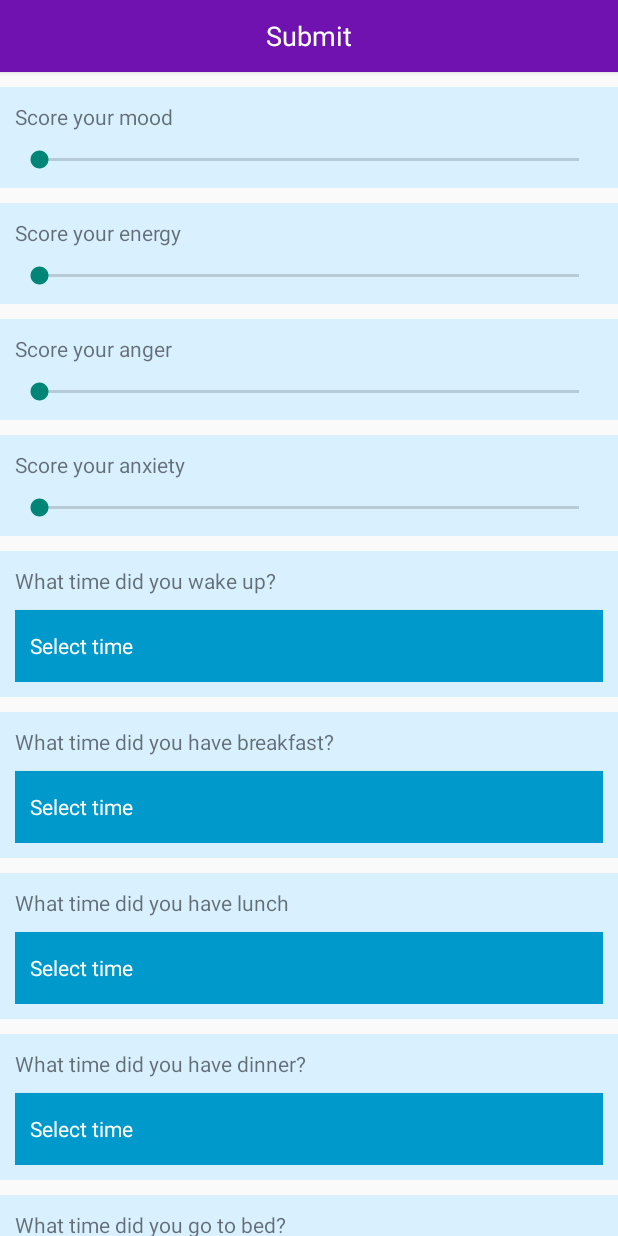
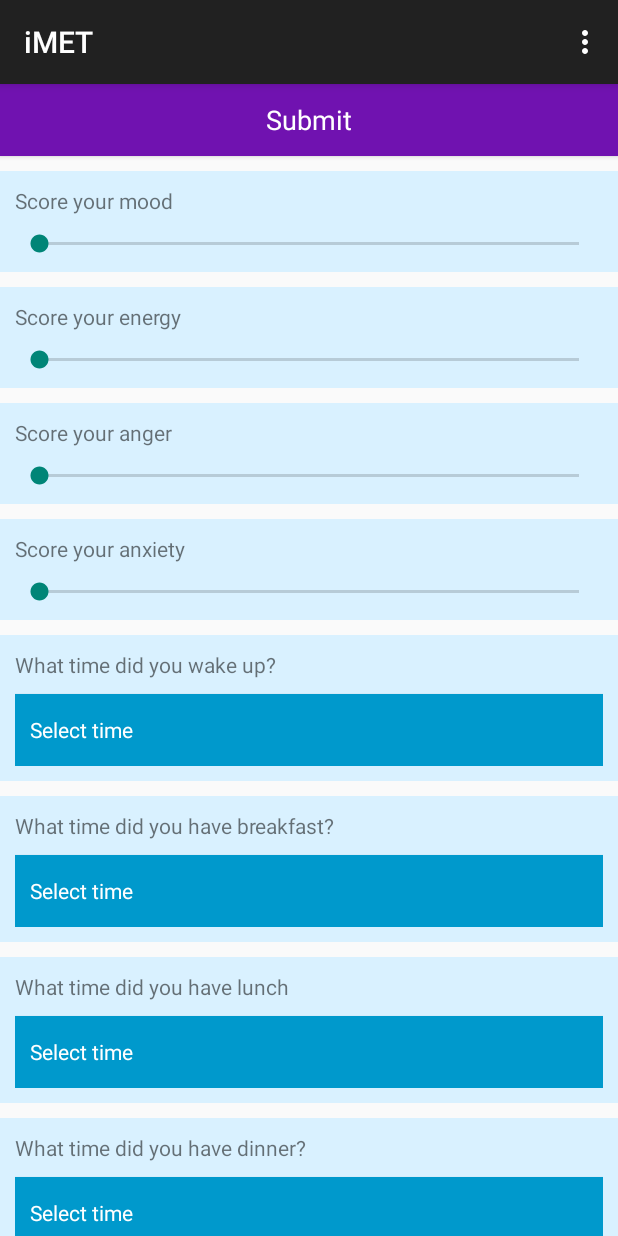
Before and after one commit to sapphirew/iMET, an Android app: the screen it shows after launch (QuestionActivity), after a tap on "Submit", on a phone screen of 412 x 824 dp. Run offline under Robolectric (Android 15) with nearby library versions, the phone set to English and light mode, and no system bars.

Commit message:
save answer and time into database & hide answered ones

```diff
--- a/app/src/main/AndroidManifest.xml
+++ b/app/src/main/AndroidManifest.xml
@@ -7,7 +7,7 @@
         android:icon="@mipmap/ic_launcher"
         android:label="@string/app_name"
         android:supportsRtl="true"
-        android:theme="@style/QuestionTheme">
+        android:theme="@style/Base.Theme.AppCompat.Light.DarkActionBar">
         <activity
             android:name=".MainActivity"
             android:label="@string/app_name"
@@ -20,7 +20,8 @@
              <!--<category android:name="android.intent.category.LAUNCHER" />-->
              <!--</intent-filter>-->
         </activity>
-        <activity android:name=".questions.QuestionActivity">
+        <activity
+            android:name=".questions.QuestionActivity">
             <intent-filter>
                 <action android:name="android.intent.action.MAIN" />
 
--- /dev/null
+++ b/app/src/main/java/com/example/wanghao/imet/AnswerDAO.java
@@ -0,0 +1,87 @@
+package com.example.wanghao.imet;
+
+import android.content.ContentValues;
+import android.content.Context;
+import android.database.Cursor;
+import android.database.sqlite.SQLiteDatabase;
+
+/**
+ * Created by wanghao on 10/6/16.
+ */
+
+public class AnswerDAO {
+    private static DbHelper mDbHelper;
+
+    public static long saveAnswer(Context context, int userId, int questionId, int answer, String date,
+                                  long time) {
+        mDbHelper = new DbHelper(context);
+        // Gets the data repository in write mode
+        SQLiteDatabase db = mDbHelper.getWritableDatabase();
+
+        // Create a new map of values, where column names are the keys
+        ContentValues values = new ContentValues();
+        values.put(DbHelper.FeedEntry.COLUMN_NAME_TITLE, userId);
+        values.put(DbHelper.FeedEntry.COLUMN_NAME_SUBTITLE, questionId);
+        values.put(DbHelper.FeedEntry.COLUMN_NAME_SUBTITLE1, answer);
+        values.put(DbHelper.FeedEntry.COLUMN_NAME_SUBTITLE2, date);
+        values.put(DbHelper.FeedEntry.COLUMN_NAME_SUBTITLE3, time);
+
+        // Insert the new row, returning the primary key value of the new row
+        long newRowId = db.insert(DbHelper.FeedEntry.TABLE_NAME, null, values);
+        return newRowId;
+    }
+
+    public static long saveTime(Context context, int userId, int questionId, String answer, String time) {
+        mDbHelper = new DbHelper(context);
+        // Gets the data repository in write mode
+        SQLiteDatabase db = mDbHelper.getWritableDatabase();
+
+        // Create a new map of values, where column names are the keys
+        ContentValues values = new ContentValues();
+        values.put(DbHelper.TimeEntry.COLUMN_NAME_USERID, userId);
+        values.put(DbHelper.TimeEntry.COLUMN_NAME_QUESTIONID, questionId);
+        values.put(DbHelper.TimeEntry.COLUMN_NAME_ANSWER, answer);
+        values.put(DbHelper.TimeEntry.COLUMN_NAME_TIME, time);
+
+        // Insert the new row, returning the primary key value of the new row
+        long newRowId = db.insert(DbHelper.TimeEntry.TABLE_NAME, null, values);
+        return newRowId;
+    }
+
+    public static String getTime(Context context, int userId, int questionId) {
+        mDbHelper = new DbHelper(context);
+
+        SQLiteDatabase db = mDbHelper.getReadableDatabase();
+
+        // Define a projection that specifies which columns from the database
+        // you will actually use after this query.
+        String[] projection = {
+                DbHelper.TimeEntry._ID,
+                DbHelper.TimeEntry.COLUMN_NAME_TIME,
+        };
+
+        // Filter results
+        String selection = DbHelper.TimeEntry.COLUMN_NAME_USERID + " = ? and " + DbHelper.TimeEntry.COLUMN_NAME_QUESTIONID
+                + " = ?";
+        String[] selectionArgs = { String.valueOf(userId), String.valueOf(questionId) };
+
+        // How you want the results sorted in the resulting Cursor
+        String sortOrder =
+                DbHelper.TimeEntry._ID + " DESC";
+
+        Cursor c = db.query(
+                DbHelper.TimeEntry.TABLE_NAME,            // The table to query
+                projection,                               // The columns to return
+                selection,                                // The columns for the WHERE clause
+                selectionArgs,                            // The values for the WHERE clause
+                null,                                     // don't group the rows
+                null,                                     // don't filter by row groups
+                sortOrder                                 // The sort order
+        );
+        if (c != null && c.getCount() > 0) {
+            c.moveToFirst();
+            return c.getString(1);
+        }
+        else return "";
+    }
+}
--- /dev/null
+++ b/app/src/main/java/com/example/wanghao/imet/DbHelper.java
@@ -0,0 +1,77 @@
+package com.example.wanghao.imet;
+
+import android.content.Context;
+import android.database.sqlite.SQLiteDatabase;
+import android.database.sqlite.SQLiteOpenHelper;
+import android.provider.BaseColumns;
+
+/**
+ * Created by wanghao on 10/6/16.
+ */
+
+public class DbHelper extends SQLiteOpenHelper {
+
+    public static class FeedEntry implements BaseColumns {
+        public static final String TABLE_NAME = "answer";
+        public static final String COLUMN_NAME_TITLE = "userId";
+        public static final String COLUMN_NAME_SUBTITLE = "questionId";
+        public static final String COLUMN_NAME_SUBTITLE1 = "answer";
+        public static final String COLUMN_NAME_SUBTITLE2 = "date";
+        public static final String COLUMN_NAME_SUBTITLE3 = "time";
+    }
+
+    public static class TimeEntry implements BaseColumns {
+        public static final String TABLE_NAME = "time";
+        public static final String COLUMN_NAME_USERID= "userId";
+        public static final String COLUMN_NAME_QUESTIONID = "questionId";
+        public static final String COLUMN_NAME_ANSWER = "answer";
+        public static final String COLUMN_NAME_TIME = "time";
+    }
+
+
+    // If you change the database schema, you must increment the database version.
+    public static final int DATABASE_VERSION = 4;
+    public static final String DATABASE_NAME = "FeedReader.db";
+
+    private static final String TEXT_TYPE = " TEXT";
+    private static final String LONG_TYPE = " LONG";
+    private static final String INT_TYPE = " INTEGER";
+    private static final String COMMA_SEP = ",";
+    private static final String SQL_CREATE_ENTRIES =
+            "CREATE TABLE " + FeedEntry.TABLE_NAME + " (" +
+                    FeedEntry._ID + " INTEGER PRIMARY KEY," +
+                    FeedEntry.COLUMN_NAME_TITLE + INT_TYPE + COMMA_SEP +
+                    FeedEntry.COLUMN_NAME_SUBTITLE + INT_TYPE + COMMA_SEP +
+                    FeedEntry.COLUMN_NAME_SUBTITLE1 + INT_TYPE + COMMA_SEP +
+                    FeedEntry.COLUMN_NAME_SUBTITLE2 + TEXT_TYPE + COMMA_SEP +
+                    FeedEntry.COLUMN_NAME_SUBTITLE3 + LONG_TYPE + " )";
+    private static final String SQL_CREATE_TIME_TABLE =
+            "CREATE TABLE " + TimeEntry.TABLE_NAME + " (" +
+                    TimeEntry._ID + " INTEGER PRIMARY KEY," +
+                    TimeEntry.COLUMN_NAME_USERID + INT_TYPE + COMMA_SEP +
+                    TimeEntry.COLUMN_NAME_QUESTIONID + INT_TYPE + COMMA_SEP +
+                    TimeEntry.COLUMN_NAME_ANSWER + TEXT_TYPE + COMMA_SEP +
+                    TimeEntry.COLUMN_NAME_TIME + TEXT_TYPE + " )";
+    private static final String SQL_DELETE_ENTRIES =
+            "DROP TABLE IF EXISTS " + FeedEntry.TABLE_NAME;
+    private static final String SQL_DELETE_TIME_TABLE =
+            "DROP TABLE IF EXISTS " + TimeEntry.TABLE_NAME;
+
+    public DbHelper(Context context) {
+        super(context, DATABASE_NAME, null, DATABASE_VERSION);
+    }
+    public void onCreate(SQLiteDatabase db) {
+        db.execSQL(SQL_CREATE_ENTRIES);
+        db.execSQL(SQL_CREATE_TIME_TABLE);
+    }
+    public void onUpgrade(SQLiteDatabase db, int oldVersion, int newVersion) {
+        // This database is only a cache for online data, so its upgrade policy is
+        // to simply to discard the data and start over
+        db.execSQL(SQL_DELETE_ENTRIES);
+        db.execSQL(SQL_DELETE_TIME_TABLE);
+        onCreate(db);
+    }
+    public void onDowngrade(SQLiteDatabase db, int oldVersion, int newVersion) {
+        onUpgrade(db, oldVersion, newVersion);
+    }
+}
--- a/app/src/main/java/com/example/wanghao/imet/questions/QuestionActivity.java
+++ b/app/src/main/java/com/example/wanghao/imet/questions/QuestionActivity.java
@@ -1,20 +1,32 @@
 package com.example.wanghao.imet.questions;
 
 import android.app.DialogFragment;
+import android.content.Intent;
 import android.os.Bundle;
-import android.support.v4.app.FragmentActivity;
+import android.support.v7.app.ActionBarActivity;
+import android.view.Menu;
+import android.view.MenuItem;
 import android.view.View;
 import android.widget.Button;
+import android.widget.LinearLayout;
 import android.widget.SeekBar;
 import android.widget.TextView;
 
+import com.example.wanghao.imet.AnswerDAO;
 import com.example.wanghao.imet.R;
 
+import java.text.SimpleDateFormat;
 import java.util.ArrayList;
+import java.util.Date;
 
-public class QuestionActivity extends FragmentActivity {
+public class QuestionActivity extends ActionBarActivity {
 
     private boolean atLeastOneSelected = false;
+    private int userId = -1;
+    private ArrayList<SeekBar> seekBars;
+    private ArrayList<TextView> textViews;
+    private ArrayList<Button> buttons;
+
     @Override
     protected void onCreate(Bundle savedInstanceState) {
         super.onCreate(savedInstanceState);
@@ -22,27 +34,89 @@ public class QuestionActivity extends FragmentActivity {
 
         setSeekBarsListeners();
 
+        addButtons();
+
+        String todayDate = getCurrentTimeStamp().split("_")[0];
+        System.out.println("todayDate: " + todayDate);
+        for (int i = 0; i < buttons.size(); i++) {
+            String savedTime = AnswerDAO.getTime(this, userId, i);
+            String savedDate = savedTime.split("_")[0];
+            System.out.println(i + " savedDate: " + savedDate);
+            if (savedDate.equals(todayDate)) {
+                ((LinearLayout)buttons.get(i).getParent()).setVisibility(View.GONE);
+            }
+        }
+
         Button submitButton = (Button) findViewById(R.id.submitQuestionButton);
         submitButton.setOnClickListener(new SubmitButtonOnClickListener());
 
     }
 
+    @Override
+    public boolean onCreateOptionsMenu(Menu menu) {
+        // Inflate the menu; this adds items to the action bar if it is present.
+        getMenuInflater().inflate(R.menu.menu_main, menu);
+        return true;
+    }
+
+    @Override
+    public boolean onOptionsItemSelected(MenuItem item) {
+        // Handle action bar item clicks here. The action bar will
+        // automatically handle clicks on the Home/Up button, so long
+        // as you specify a parent activity in AndroidManifest.xml.
+        int id = item.getItemId();
+
+        //noinspection SimplifiableIfStatement
+        if (id == R.id.action_refresh) {
+            Intent intent = new Intent(this, QuestionActivity.class);
+            startActivity(intent);
+            return true;
+        }
+
+        return super.onOptionsItemSelected(item);
+    }
+
     private void setSeekBarsListeners() {
-        ArrayList<SeekBar> seekBars = new ArrayList<>();
+
+        addSeekBars();
+        addTextViewsForSeekBars();
+
+        for (int i = 0; i < textViews.size(); i++) {
+            seekBars.get(i).setOnSeekBarChangeListener(new SliderOnSeekBarChangeListener(textViews.get(i)));
+        }
+    }
+
+    private void addTextViewsForSeekBars() {
+        textViews = new ArrayList<>();
+        textViews.add((TextView) findViewById(R.id.textView7));
+        textViews.add((TextView) findViewById(R.id.textView8));
+        textViews.add((TextView) findViewById(R.id.textView9));
+        textViews.add((TextView) findViewById(R.id.textView10));
+    }
+
+    private void addSeekBars() {
+        seekBars = new ArrayList<>();
         seekBars.add((SeekBar) findViewById(R.id.seekBar));
         seekBars.add((SeekBar) findViewById(R.id.seekBar2));
         seekBars.add((SeekBar) findViewById(R.id.seekBar3));
         seekBars.add((SeekBar) findViewById(R.id.seekBar4));
+    }
 
-        ArrayList<TextView> textViews = new ArrayList<>();
-        textViews.add((TextView) findViewById(R.id.textView7));
-        textViews.add((TextView) findViewById(R.id.textView8));
-        textViews.add((TextView) findViewById(R.id.textView9));
-        textViews.add((TextView) findViewById(R.id.textView10));
+    private void addButtons() {
+        buttons = new ArrayList<>();
+        buttons.add((Button) findViewById(R.id.button1));
+        buttons.add((Button) findViewById(R.id.button2));
+        buttons.add((Button) findViewById(R.id.button3));
+        buttons.add((Button) findViewById(R.id.button4));
+        buttons.add((Button) findViewById(R.id.button5));
+    }
 
-        for (int i = 0; i < textViews.size(); i++) {
-            seekBars.get(i).setOnSeekBarChangeListener(new SliderOnSeekBarChangeListener(textViews.get(i)));
-        }
+    public void showTimePickerDialog(View v) {
+        Bundle bundle = new Bundle();
+        bundle.putInt("buttonID", v.getId());
+        DialogFragment newFragment = new TimePickerFragment();
+        newFragment.setArguments(bundle);
+        newFragment.show(getFragmentManager(), "timePicker");
     }
 
     public void setAtLeastOneSelectedToTrue() {
@@ -53,13 +127,49 @@ public class QuestionActivity extends FragmentActivity {
         return this.atLeastOneSelected;
     }
 
-    public void showTimePickerDialog(View v) {
-        Bundle bundle = new Bundle();
-        bundle.putInt("buttonID", v.getId());
-        DialogFragment newFragment = new TimePickerFragment();
-        newFragment.setArguments(bundle);
-        newFragment.show(getFragmentManager(), "timePicker");
+
+    public int getUserId() {
+        return userId;
+    }
+
+    public void setUserId(int userId) {
+        this.userId = userId;
     }
 
 
+    public ArrayList<SeekBar> getSeekBars() {
+        return seekBars;
+    }
+
+    public void setSeekBars(ArrayList<SeekBar> seekBars) {
+        this.seekBars = seekBars;
+    }
+
+    public ArrayList<TextView> getTextViews() {
+        return textViews;
+    }
+
+    public void setTextViews(ArrayList<TextView> textViews) {
+        this.textViews = textViews;
+    }
+
+    public ArrayList<Button> getButtons() {
+        return buttons;
+    }
+
+    public void setButtons(ArrayList<Button> buttons) {
+        this.buttons = buttons;
+    }
+
+    public static String getCurrentTimeStamp(){
+        try {
+            SimpleDateFormat dateFormat = new SimpleDateFormat("yyyy-MM-dd_HH:mm:ss");
+            String currentTimeStamp = dateFormat.format(new Date()); // Find todays date
+
+            return currentTimeStamp;
+        } catch (Exception e) {
+            e.printStackTrace();
+            return null;
+        }
+    }
 }
--- a/app/src/main/java/com/example/wanghao/imet/questions/SliderOnSeekBarChangeListener.java
+++ b/app/src/main/java/com/example/wanghao/imet/questions/SliderOnSeekBarChangeListener.java
@@ -17,11 +17,11 @@ public class SliderOnSeekBarChangeListener implements SeekBar.OnSeekBarChangeLis
             "MODERATELY DOWN -almost all day", "MODERATELY DOWN - less than 50% of the day",
             "MILDLY DOWN -almost all day", "MILDLY DOWN - less than 50% of the day",
             "SLIGHTLY DOWN-almost all day", "SLIGHTLY DOWN- less than 50% of the day",
-            "Ok", "SLIGHTLY ELEVATED- less than 50% of the day", "SLIGHTLY ELEVATED-almost all day long",
+            "OK    ", "SLIGHTLY ELEVATED- less than 50% of the day", "SLIGHTLY ELEVATED-almost all day long",
             "MILDLY ELEVATED-less than 50% of the day", "MILDLY ELEVATED-almost all day",
             "MODERATELY ELEVATED- less than 50% of the day", "MODERATELY ELEVATED-almost all day",
             "SEVERELY ELEVATED- less than 50% of the day", "SEVERELY ELEVATED-almost all day",
-            "EXTREMELY ELEVATED", "+10 SUPER ELEVATED"
+            "EXTREMELY ELEVATED", "SUPER ELEVATED"
     };
     public SliderOnSeekBarChangeListener(TextView view) {
         this.textView = view;
--- a/app/src/main/java/com/example/wanghao/imet/questions/SubmitButtonOnClickListener.java
+++ b/app/src/main/java/com/example/wanghao/imet/questions/SubmitButtonOnClickListener.java
@@ -1,10 +1,19 @@
 package com.example.wanghao.imet.questions;
 
+import android.content.Context;
 import android.content.Intent;
 import android.view.View;
+import android.widget.Button;
+import android.widget.SeekBar;
+import android.widget.TextView;
 import android.widget.Toast;
 
+import com.example.wanghao.imet.AnswerDAO;
 import com.example.wanghao.imet.SummaryActivity;
+
+import java.text.SimpleDateFormat;
+import java.util.ArrayList;
+import java.util.Date;
 
 /**
  * Created by wanghao on 10/5/16.
@@ -12,13 +21,51 @@ import com.example.wanghao.imet.SummaryActivity;
 
 public class SubmitButtonOnClickListener implements View.OnClickListener {
 
+    String currentTime;
     @Override
     public void onClick(View v) {
-        if (((QuestionActivity)v.getContext()).isAtLeastOneSelected()) {
+        currentTime = getCurrentTimeStamp();
+        Context context = ((QuestionActivity)v.getContext());
+        int userId = ((QuestionActivity)context).getUserId();
+        ArrayList<SeekBar> seekBars = ((QuestionActivity)context).getSeekBars();
+        ArrayList<TextView> textViews = ((QuestionActivity)context).getTextViews();
+        ArrayList<Button> buttons = ((QuestionActivity)context).getButtons();
+        if (((QuestionActivity)context).isAtLeastOneSelected()) {
+            saveAnswers(context, userId, seekBars, textViews);
+            saveTimes(context, userId, buttons);
             Intent intent = new Intent(v.getContext(), SummaryActivity.class);
             v.getContext().startActivity(intent);
         } else {
             Toast.makeText(v.getContext(), "Please answer at least one question", Toast.LENGTH_SHORT).show();
         }
     }
+
+    private void saveTimes(Context context, int userId, ArrayList<Button> buttons) {
+
+        for (int i = 0; i < buttons.size(); i++) {
+            String text = buttons.get(i).getText().toString();
+            if (!text.equals("Select time"))
+                AnswerDAO.saveTime(context, userId, i, text, currentTime);
+        }
+    }
+
+    private void saveAnswers(Context context, int userId, ArrayList<SeekBar> seekBars, ArrayList<TextView> textViews) {
+        for (int i = 0; i < seekBars.size(); i++) {
+            //if user ever slide the bar, which means the text gets longer than 18
+            if (textViews.get(i).getText().toString().length() > 18)
+                AnswerDAO.saveAnswer(context, userId, i, seekBars.get(i).getProgress(), currentTime, 0);
+        }
+    }
+
+    public static String getCurrentTimeStamp(){
+        try {
+            SimpleDateFormat dateFormat = new SimpleDateFormat("yyyy-MM-dd_HH:mm:ss");
+            String currentTimeStamp = dateFormat.format(new Date()); // Find todays date
+
+            return currentTimeStamp;
+        } catch (Exception e) {
+            e.printStackTrace();
+            return null;
+        }
+    }
 }
--- a/app/src/main/res/menu/menu_main.xml
+++ b/app/src/main/res/menu/menu_main.xml
@@ -3,8 +3,8 @@
     xmlns:tools="http://schemas.android.com/tools"
     tools:context="com.example.wanghao.imet.MainActivity">
     <item
-        android:id="@+id/action_settings"
+        android:id="@+id/action_refresh"
         android:orderInCategory="100"
-        android:title="@string/action_settings"
+        android:title="Refresh"
         app:showAsAction="never" />
 </menu>
--- a/app/src/main/res/values/styles.xml
+++ b/app/src/main/res/values/styles.xml
@@ -7,7 +7,7 @@
         <item name="android:windowDrawsSystemBarBackgrounds">true</item>
 
     </style>
-    <style name="QuestionTheme" parent="@style/Theme.AppCompat.Light.NoActionBar">
+    <style name="QuestionTheme" parent="@style/Theme.AppCompat.Light.DarkActionBar">
     </style>
     <style name="LinearLayoutTheme" parent="@style/Theme.AppCompat.Light.NoActionBar">
         <item name="android:layout_marginTop">10dp</item>
```
